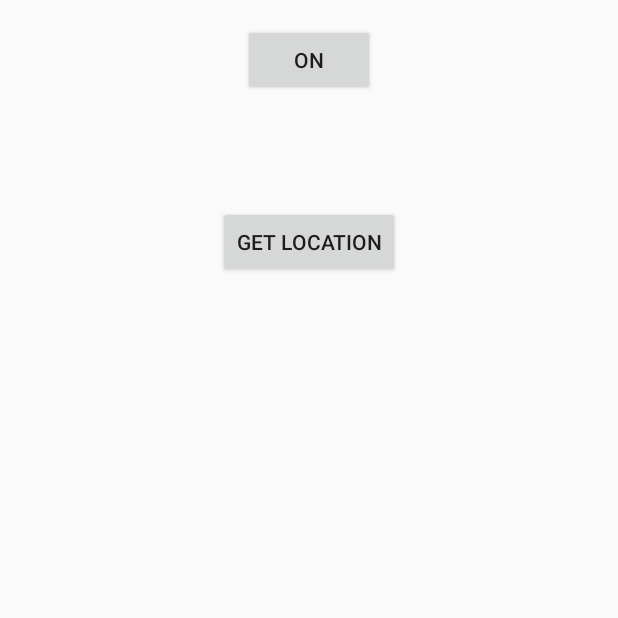
After one commit to plainswalker/FixMe, an Android app: the TestLocationActivity screen opened directly, with no data from a screen before it, on a phone screen of 412 x 824 dp, the top half of it. The commit adds this screen. Run offline under Robolectric (Android 15) with nearby library versions, the phone set to English and light mode, and no system bars.

Commit message:
testing location

```diff
--- /dev/null
+++ b/app/src/main/java/com/aplusstory/fixme/TestLocationActivity.java
@@ -0,0 +1,58 @@
+package com.aplusstory.fixme;
+
+import android.Manifest;
+import android.app.Activity;
+import android.content.Intent;
+import android.content.SharedPreferences;
+import android.content.pm.PackageManager;
+import android.os.Bundle;
+import android.view.View;
+import android.widget.Button;
+import android.widget.TextView;
+
+public class TestLocationActivity extends Activity implements View.OnClickListener{
+    final String start_service = "on";
+    final String stop_service = "off";
+
+    boolean service = false;
+
+    @Override
+    protected void onCreate(Bundle savedInstanceState) {
+        super.onCreate(savedInstanceState);
+        setContentView(R.layout.activity_test_location);
+        Button serviceB = (Button) findViewById(R.id.toggleService);
+        Button locaButton = (Button) findViewById(R.id.getLoca);
+        serviceB.setOnClickListener(this);
+        serviceB.setText(start_service);
+        locaButton.setOnClickListener(this);
+        requestPermissions(new String[]{Manifest.permission.ACCESS_COARSE_LOCATION, Manifest.permission.ACCESS_FINE_LOCATION}, PackageManager.PERMISSION_GRANTED);
+    }
+
+
+    @Override
+    public void onClick(View v) {
+        Button b = (Button) v;
+        switch (b.getId()){
+            case R.id.toggleService:
+                Intent it = new Intent(this.getApplicationContext(), CurrentLocationManager.class);
+                if(!this.service){
+                    startService(it);
+                    b.setText(this.stop_service);
+                } else{
+                    stopService(it);
+                    b.setText(this.start_service);
+                }
+                this.service = !this.service;
+                break;
+            case R.id.getLoca:
+                TextView dateText = findViewById(R.id.dateText);
+                TextView latiText = findViewById(R.id.latiText);
+                TextView longtiText = findViewById(R.id.longtiText);
+                SharedPreferences sp = getSharedPreferences(LocationFileManager.FILENAME_CURRENT_LOCATION, 0);
+                dateText.setText(sp.getString(LocationDataManager.LocatonData.KEY_DATETIME,""));
+                latiText.setText(Float.toString(sp.getFloat(LocationDataManager.LocatonData.KEY_LATITUDE,0.0F)));
+                longtiText.setText(Float.toString(sp.getFloat(LocationDataManager.LocatonData.KEY_LONGTITUDE,0.0F)));
+                break;
+        }
+    }
+}
--- /dev/null
+++ b/app/src/main/res/layout/activity_test_location.xml
@@ -0,0 +1,62 @@
+<?xml version="1.0" encoding="utf-8"?>
+<android.support.constraint.ConstraintLayout xmlns:android="http://schemas.android.com/apk/res/android"
+    xmlns:app="http://schemas.android.com/apk/res-auto"
+    xmlns:tools="http://schemas.android.com/tools"
+    android:layout_width="match_parent"
+    android:layout_height="match_parent"
+    tools:context=".TestLocationActivity"
+    tools:layout_editor_absoluteY="25dp">
+
+    <Button
+        android:id="@+id/toggleService"
+        android:layout_width="wrap_content"
+        android:layout_height="wrap_content"
+        android:layout_marginBottom="73dp"
+        android:layout_marginTop="16dp"
+        app:layout_constraintBottom_toTopOf="@+id/getLoca"
+        app:layout_constraintEnd_toEndOf="parent"
+        app:layout_constraintStart_toStartOf="parent"
+        app:layout_constraintTop_toTopOf="parent" />
+
+    <Button
+        android:id="@+id/getLoca"
+        android:layout_width="wrap_content"
+        android:layout_height="wrap_content"
+        android:layout_marginBottom="48dp"
+        android:text="get location"
+        app:layout_constraintBottom_toTopOf="@+id/dateText"
+        app:layout_constraintEnd_toEndOf="parent"
+        app:layout_constraintStart_toStartOf="parent"
+        app:layout_constraintTop_toBottomOf="@+id/toggleService" />
+
+    <TextView
+        android:id="@+id/dateText"
+        android:layout_width="wrap_content"
+        android:layout_height="0dp"
+        android:layout_marginBottom="63dp"
+        android:layout_marginStart="32dp"
+        app:layout_constraintBottom_toTopOf="@+id/latiText"
+        app:layout_constraintStart_toStartOf="@+id/getLoca"
+        app:layout_constraintTop_toBottomOf="@+id/getLoca" />
+
+    <TextView
+        android:id="@+id/latiText"
+        android:layout_width="64dp"
+        android:layout_height="0dp"
+        android:layout_marginBottom="51dp"
+        android:layout_marginStart="127dp"
+        app:layout_constraintBottom_toTopOf="@+id/longtiText"
+        app:layout_constraintStart_toStartOf="parent"
+        app:layout_constraintTop_toBottomOf="@+id/dateText" />
+
+    <TextView
+        android:id="@+id/longtiText"
+        android:layout_width="wrap_content"
+        android:layout_height="0dp"
+        android:layout_marginBottom="165dp"
+        android:layout_marginStart="24dp"
+        app:layout_constraintBottom_toBottomOf="parent"
+        app:layout_constraintStart_toStartOf="@+id/latiText"
+        app:layout_constraintTop_toBottomOf="@+id/latiText" />
+
+</android.support.constraint.ConstraintLayout>
```
Also changed, not shown: app/src/main/AndroidManifest.xml (+19 -15 lines), app/src/main/java/com/aplusstory/fixme/CurrentLocationManager.java (+27 -5 lines), app/src/main/java/com/aplusstory/fixme/MainActivity.java (+11 -0 lines), app/build.gradle (line endings or trailing spaces), app/src/main/res/values/strings.xml (indentation only).
